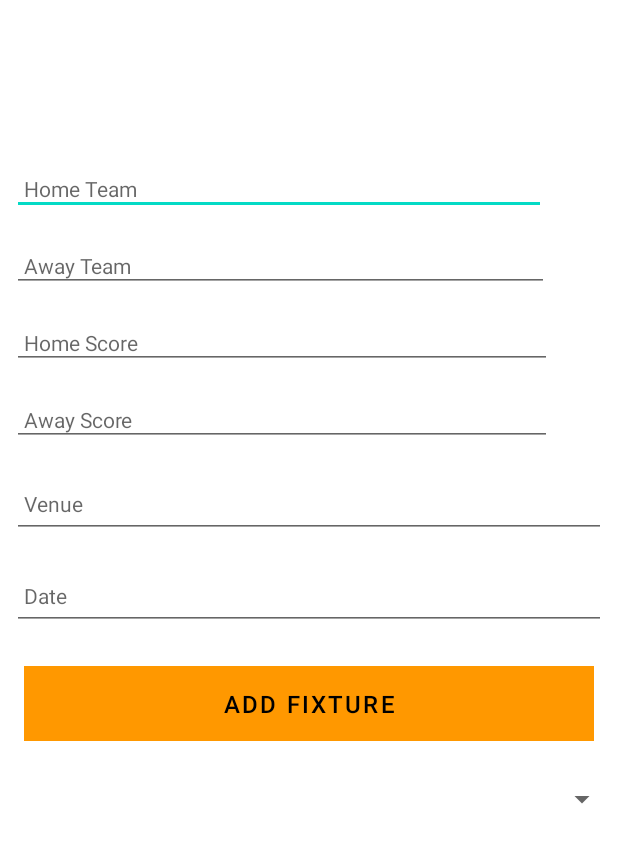
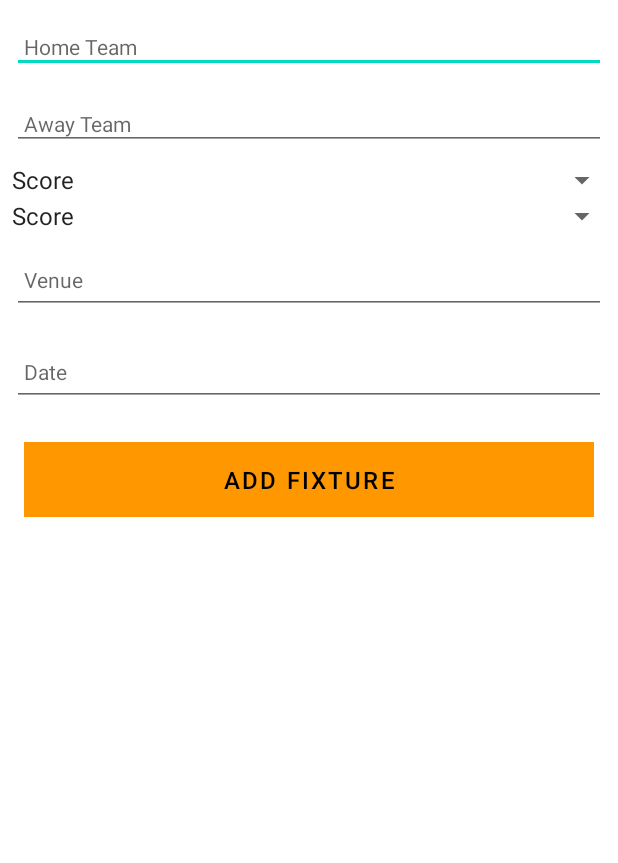
Before and after one commit to liamcrowe0225/MobileApp_assignmentV1, an Android app: the CreateFixtures screen opened directly, with no data from a screen before it, on a phone screen of 412 x 824 dp, the part 84-947 px from its top. Run offline under Robolectric (Android 15) with nearby library versions, the phone set to English and light mode, and no system bars; our stand-ins replace Timber.

Commit message:
Most up to date, tried correcting UI and adding a bit of data validation

```diff
--- a/app/src/main/java/com/example/mobileapp_assignmentv1/activities/CreateFixtures.kt
+++ b/app/src/main/java/com/example/mobileapp_assignmentv1/activities/CreateFixtures.kt
@@ -5,14 +5,16 @@ import androidx.appcompat.app.AppCompatActivity
 import android.os.Bundle
 import android.view.Menu
 import android.view.MenuItem
+import android.view.View
 import android.widget.ArrayAdapter
 import android.widget.Spinner
+import androidx.core.view.isVisible
 import com.example.mobileapp_assignmentv1.R
-import com.google.android.material.snackbar.Snackbar
 import com.example.mobileapp_assignmentv1.models.Fixtures
 import com.example.mobileapp_assignmentv1.databinding.CreatingFixtureBinding
 import com.example.mobileapp_assignmentv1.main.Main
-
+import com.google.android.material.snackbar.Snackbar
+import timber.log.Timber.i
 
 class CreateFixtures : AppCompatActivity() {
 
@@ -35,6 +37,11 @@ import com.example.mobileapp_assignmentv1.main.Main
             if (intent.hasExtra("Edit")) {
                 dataClassFixtures = intent.extras?.getParcelable("Edit")!!
                 binding.team.setText(dataClassFixtures.team1)
+                binding.team2.setText(dataClassFixtures.team2)
+                binding.homeScoreSpinner.setSelection(dataClassFixtures.score1)
+                binding.awayScoreSpinner.setSelection(dataClassFixtures.score2)
+                binding.venue.setText(dataClassFixtures.venue)
+                binding.date.setText(dataClassFixtures.date)
                 // binding.btnDelete.isVisible = true
                 //R.id.delete.isVisible = true
                 //R.id.update.isVisible = true
@@ -43,35 +50,50 @@ import com.example.mobileapp_assignmentv1.main.Main
             binding.btnAdd.setOnClickListener() {
                 dataClassFixtures.team1 = binding.team.text.toString()
                 dataClassFixtures.team2 = binding.team2.text.toString()
-                dataClassFixtures.score1 = (binding.homeScoreSpinner.toString()).toInt()
-                dataClassFixtures.score2 = (binding.score2.text.toString()).toInt()
+                dataClassFixtures.score1 = binding.homeScoreSpinner.selectedItem.toString().toInt()
+                dataClassFixtures.score2 = binding.awayScoreSpinner.selectedItem.toString().toInt()
                 dataClassFixtures.venue = binding.venue.text.toString()
                 dataClassFixtures.date = binding.date.text.toString()
-                if (dataClassFixtures.team1.isNotEmpty()) {
+                if (dataClassFixtures.team1.isNotEmpty()  && dataClassFixtures.team2.isNotEmpty() &&
+                    /* binding.homeScoreSpinner.selectedItem.toString() != "Score" &&
+                    binding.awayScoreSpinner.selectedItem.toString() != "Score"&& */
+                    dataClassFixtures.venue.isNotEmpty() && dataClassFixtures.date.isNotEmpty()) {
                     app.fixtures.create(dataClassFixtures.copy())
                     setResult(RESULT_OK)
                     finish()
                 } else {
+                   // i("Please fill in the remaining fields")
                     Snackbar
-                        .make(it, "Please Enter a title", Snackbar.LENGTH_LONG)
+                        .make(it,"Please fill in remaining fields", Snackbar.LENGTH_LONG)
                         .show()
                 }
             }
 
-            val spinner: Spinner = binding.homeScoreSpinner
+            //Reference: https://www.geeksforgeeks.org/spinner-in-android-using-java-with-example/
+            val homeSpinner: Spinner = binding.homeScoreSpinner
             // Create an ArrayAdapter using the string array and a default spinner layout
             ArrayAdapter.createFromResource(
                 this,
-                R.array.spinner_options,
+                R.array.spinner_score,
                 android.R.layout.simple_spinner_item
             ).also { adapter ->
                 // Specify the layout to use when the list of choices appears
                 adapter.setDropDownViewResource(android.R.layout.simple_spinner_dropdown_item)
                 // Apply the adapter to the spinner
-                spinner.adapter = adapter
+                homeSpinner.adapter = adapter
+            }
+            val awaySpinner: Spinner = binding.awayScoreSpinner
+            ArrayAdapter.createFromResource(
+                this,
+                R.array.spinner_score,
+                android.R.layout.simple_spinner_item
+            ).also { adapter ->
+                // Specify the layout to use when the list of choices appears
+                adapter.setDropDownViewResource(android.R.layout.simple_spinner_dropdown_item)
+                // Apply the adapter to the spinner
+                awaySpinner.adapter = adapter
             }
         }
-
        fun onDeleteClick(item: MenuItem): Boolean {
             when (item.itemId) {
                 R.id.delete -> {
@@ -96,13 +118,24 @@ import com.example.mobileapp_assignmentv1.main.Main
                     val launcherIntent = Intent(this, CreateFixtures::class.java)
                     dataClassFixtures.team1 = binding.team.text.toString()
                     dataClassFixtures.team2 = binding.team2.text.toString()
-                    dataClassFixtures.score1 = (binding.score1.text.toString()).toInt()
-                    dataClassFixtures.score2 = (binding.score2.text.toString()).toInt()
+                    dataClassFixtures.score1 = binding.homeScoreSpinner.selectedItem.toString().toInt()
+                    dataClassFixtures.score2 = binding.awayScoreSpinner.selectedItem.toString().toInt()
                     dataClassFixtures.venue = binding.venue.text.toString()
                     dataClassFixtures.date = binding.date.text.toString()
+               /*     if (dataClassFixtures.team1.isNotEmpty()  && dataClassFixtures.team2.isNotEmpty() &&
+                        binding.homeScoreSpinner.selectedItem.toString() != "Score" &&
+                        binding.awayScoreSpinner.selectedItem.toString() != "Score"&&
+                        dataClassFixtures.venue.isNotEmpty() && dataClassFixtures.date.isNotEmpty()) { */
                         app.fixtures.update(dataClassFixtures.copy())
                         setResult(RESULT_OK)
                         finish()
+                /*else {
+                        // i("Please fill in the remaining fields")
+                        Snackbar
+                            .make(it,"Please fill in remaining fields", Snackbar.LENGTH_LONG)
+                            .show()
+                    }
+                 */
                 }
                 R.id.delete -> {
                     val launcherIntent = Intent(this, CreateFixtures::class.java)
--- a/app/src/main/java/com/example/mobileapp_assignmentv1/activities/ListFixtures.kt
+++ b/app/src/main/java/com/example/mobileapp_assignmentv1/activities/ListFixtures.kt
@@ -92,7 +92,7 @@ as the menu for the activity.
 an ID of R.id.add, the code launches a new activity called CreateFixtures using an Intent.
 
 8. The code defines a getResult variable using the registerForActivityResult() method. This variable
- listens for results from the CreateFixtures activity and updates the binding.recyclerView adapter accordingly.
+listens for results from the CreateFixtures activity and updates the binding.recyclerView adapter accordingly.
 
 9. The fixturesClick() method is called when a fixture item in the binding.recyclerView is clicked.
 It sets the position variable and launches the CreateFixtures activity with an Intent and an extra dataClassClubNames object.
--- a/app/src/main/java/com/example/mobileapp_assignmentv1/models/Fixtures.kt
+++ b/app/src/main/java/com/example/mobileapp_assignmentv1/models/Fixtures.kt
@@ -2,6 +2,8 @@ package com.example.mobileapp_assignmentv1.models
 
 import android.os.Parcelable
 import kotlinx.parcelize.Parcelize
+import java.text.SimpleDateFormat
+import java.util.*
 
 @Parcelize
 data class Fixtures(var idClub: Long = 0,
@@ -11,4 +13,10 @@ data class Fixtures(var idClub: Long = 0,
                      var score2: Int = 0,
                      var venue:  String = "",
                      var date: String = ""
-) : Parcelable
+) : Parcelable /*{
+    fun getFormattedDate(): String {
+        val dateObj = SimpleDateFormat("yyyy-MM-dd", Locale.getDefault()).parse(date)
+        return SimpleDateFormat("dd-MM-yyyy", Locale.getDefault()).format(dateObj)
+    }
+}
+*/
--- a/app/src/main/res/layout/creating_fixture.xml
+++ b/app/src/main/res/layout/creating_fixture.xml
@@ -1,4 +1,3 @@
-<?xml version="1.0" encoding="utf-8"?>
 <androidx.constraintlayout.widget.ConstraintLayout
     xmlns:android="http://schemas.android.com/apk/res/android"
     xmlns:app="http://schemas.android.com/apk/res-auto"
@@ -33,14 +32,15 @@
 
         <LinearLayout
             android:layout_width="match_parent"
-            android:layout_height="668dp"
-            android:layout_alignParentBottom="true"
-            android:layout_marginBottom="0dp"
-            android:orientation="vertical">
+            android:layout_height="670dp"
+            android:layout_below="@+id/appBarLayout"
+            android:layout_marginTop="5dp"
+            android:orientation="vertical"
+            app:layout_constraintTop_toBottomOf="@+id/appBarLayout">
 
             <EditText
                 android:id="@+id/team"
-                android:layout_width="356dp"
+                android:layout_width="match_parent"
                 android:layout_height="wrap_content"
                 android:layout_margin="8dp"
                 android:autofillHints=""
@@ -54,7 +54,7 @@
 
             <EditText
                 android:id="@+id/team2"
-                android:layout_width="358dp"
+                android:layout_width="match_parent"
                 android:layout_height="wrap_content"
                 android:layout_margin="8dp"
                 android:autofillHints=""
@@ -66,33 +66,15 @@
                 android:textColor="@color/colorPrimaryDark"
                 android:textSize="14sp" />
 
-            <EditText
-                android:id="@+id/score1"
-                android:layout_width="360dp"
-                android:layout_height="wrap_content"
-                android:layout_margin="8dp"
-                android:autofillHints=""
-                android:hint="Home Score"
-                android:inputType="number"
-                android:maxLength="25"
-                android:maxLines="1"
-                android:padding="8dp"
-                android:textColor="@color/colorPrimaryDark"
-                android:textSize="14sp" />
+            <Spinner
+                android:id="@+id/home_score_spinner"
+                android:layout_width="match_parent"
+                android:layout_height="wrap_content" />
 
-            <EditText
-                android:id="@+id/score2"
-                android:layout_width="360dp"
-                android:layout_height="wrap_content"
-                android:layout_margin="8dp"
-                android:autofillHints=""
-                android:hint="Away Score"
-                android:inputType="number"
-                android:maxLength="25"
-                android:maxLines="1"
-                android:padding="8dp"
-                android:textColor="@color/colorPrimaryDark"
-                android:textSize="14sp" />
+            <Spinner
+                android:id="@+id/away_score_spinner"
+                android:layout_width="match_parent"
+                android:layout_height="wrap_content" />
 
             <EditText
                 android:id="@+id/venue"
@@ -135,22 +117,6 @@
                 android:textColor="@color/colorPrimary"
                 android:textSize="16sp" />
 
-            <Spinner
-                android:id="@+id/spinner_Home"
-                android:layout_width="match_parent"
-                android:layout_height="45dp"
-                android:layout_marginBottom="338dp"
-                android:spinnerMode="dropdown"
-                app:layout_constraintBottom_toBottomOf="parent"
-                app:layout_constraintEnd_toEndOf="parent"
-                app:layout_constraintStart_toStartOf="parent" />
-
-
-            <Spinner
-                android:id="@+id/home_score_spinner"
-                android:layout_width="match_parent"
-                android:layout_height="wrap_content" />
-
             <!--
                 <CalendarView
                     android:id="@+id/calendarView"
--- a/app/src/main/res/layout/fixtures_list.xml
+++ b/app/src/main/res/layout/fixtures_list.xml
@@ -38,8 +38,8 @@
 
     <androidx.recyclerview.widget.RecyclerView
         android:id="@+id/recyclerView"
-            android:layout_width="403dp"
-            android:layout_height="670dp"
+        android:layout_width="411dp"
+        android:layout_height="672dp"
         android:scrollbars="vertical"
         app:layout_behavior="@string/appbar_scrolling_view_behavior"
         app:layout_constraintBottom_toBottomOf="parent"
--- a/app/src/main/res/values/strings.xml
+++ b/app/src/main/res/values/strings.xml
@@ -7,9 +7,38 @@
     <string name="menu_update">Update</string>
     <string name="menu_delete">Delete</string>
     <string name="menu_cancel">Cancel</string>
-    <string-array name="spinner_options">
-        <item>Option 1</item>
-        <item>Option 2</item>
-        <item>Option 3</item>
+    <string-array name="spinner_score">
+        <item>Score</item>
+        <item>0</item>
+        <item>3</item>
+        <item>5</item>
+        <item>7</item>
+        <item>9</item>
+        <item>10</item>
+        <item>19</item>
+        <item>20</item>
+        <item>21</item>
+        <item>22</item>
+        <item>23</item>
+        <item>24</item>
+        <item>25</item>
+        <item>26</item>
+        <item>27</item>
+        <item>28</item>
+        <item>29</item>
+        <item>30</item>
+        <item>31</item>
+        <item>32</item>
+        <item>33</item>
+        <item>34</item>
+        <item>35</item>
+        <item>36</item>
+        <item>37</item>
+        <item>38</item>
+        <item>39</item>
+        <item>40</item>
+
+
+
     </string-array>
 </resources>
```
Also changed, not shown: app/src/main/res/layout/layout_of_each_fixtures.xml (+8 -0 lines), app/src/main/res/menu/menu_home_screen.xml (+2 -18 lines). Lines whose indentation alone changed are shown as unchanged.
